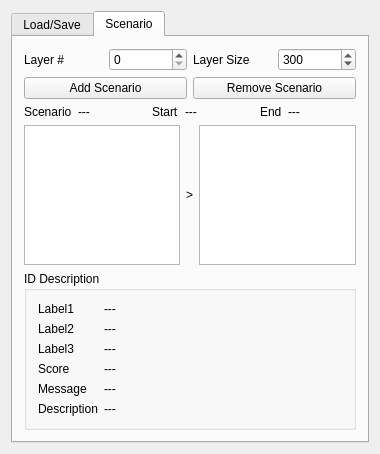
This is src/scenarioeditorplugin.ui in kuriatsu/scenario_editor_plugin as Qt 5 draws it before an edit. The edited form follows.
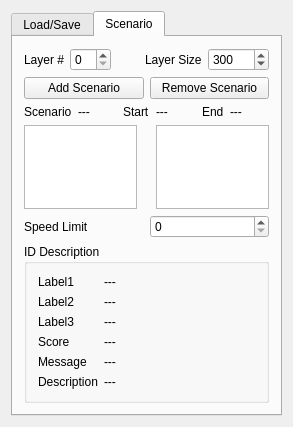
This is the edited form. Icons and pictures are not drawn.

```diff
--- a/src/scenarioeditorplugin.ui
+++ b/src/scenarioeditorplugin.ui
@@ -6,8 +6,8 @@
    <rect>
     <x>0</x>
     <y>0</y>
-    <width>380</width>
-    <height>454</height>
+    <width>293</width>
+    <height>427</height>
    </rect>
   </property>
   <property name="windowTitle">
@@ -194,6 +194,19 @@
          <item>
           <widget class="QSpinBox" name="layer_value"/>
          </item>
+         <item>
+          <spacer name="horizontalSpacer_2">
+           <property name="orientation">
+            <enum>Qt::Horizontal</enum>
+           </property>
+           <property name="sizeHint" stdset="0">
+            <size>
+             <width>40</width>
+             <height>20</height>
+            </size>
+           </property>
+          </spacer>
+         </item>
          <item>
           <widget class="QLabel" name="layer_size_label">
            <property name="text">
@@ -329,8 +342,26 @@
          </item>
          <item>
           <widget class="QLabel" name="add_arrow">
+           <property name="sizePolicy">
+            <sizepolicy hsizetype="Maximum" vsizetype="Maximum">
+             <horstretch>0</horstretch>
+             <verstretch>0</verstretch>
+            </sizepolicy>
+           </property>
+           <property name="maximumSize">
+            <size>
+             <width>13</width>
+             <height>35</height>
+            </size>
+           </property>
            <property name="text">
-            <string>&gt;</string>
+            <string/>
+           </property>
+           <property name="pixmap">
+            <pixmap>../../../../share/bitmap.png</pixmap>
+           </property>
+           <property name="scaledContents">
+            <bool>true</bool>
            </property>
           </widget>
          </item>
@@ -339,6 +370,24 @@
          </item>
         </layout>
        </item>
+       <item>
+        <layout class="QHBoxLayout" name="horizontalLayout_12">
+         <item>
+          <widget class="QLabel" name="speed_label">
+           <property name="text">
+            <string>Speed Limit</string>
+           </property>
+          </widget>
+         </item>
+         <item>
+          <widget class="QSpinBox" name="speed_value">
+           <property name="maximum">
+            <number>180</number>
+           </property>
+          </widget>
+         </item>
+        </layout>
+       </item>
        <item>
         <widget class="QGroupBox" name="groupBox">
          <property name="title">
```
